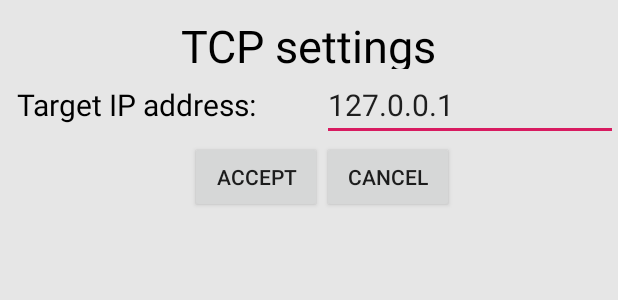
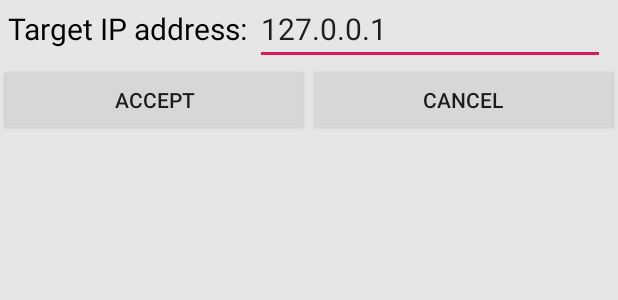
Before and after one commit to KVGrygoriev/AndroidTransportInvestigator, an Android app: the layout tcp_popup.xml on its own in the app's theme, with its tools: preview values and no code run, on a phone screen of 412 x 824 dp. Shown: the top 300 px of the screen. Run offline under Robolectric (Android 15) with nearby library versions, the phone set to English and light mode, and no system bars.

Commit message:
Refactored TCP settings activity

```diff
--- a/app/src/main/java/just/application/androidtransportinvestigator/MainActivity.java
+++ b/app/src/main/java/just/application/androidtransportinvestigator/MainActivity.java
@@ -46,7 +46,6 @@ public class MainActivity extends AppCompatActivity {
 
         registerListener();
     }
-
 
     @Override
     protected void onActivityResult(int requestCode, int resultCode, Intent data) {
--- a/app/src/main/java/just/application/androidtransportinvestigator/TcpPopupActivity.java
+++ b/app/src/main/java/just/application/androidtransportinvestigator/TcpPopupActivity.java
@@ -1,8 +1,8 @@
 package just.application.androidtransportinvestigator;
 
-import android.app.Activity;
 import android.content.Intent;
 import android.os.Bundle;
+import android.support.v7.app.AppCompatActivity;
 import android.util.DisplayMetrics;
 import android.view.View;
 import android.widget.Button;
@@ -10,7 +10,7 @@ import android.widget.EditText;
 
 import static just.application.androidtransportinvestigator.Defines.tcpIpKey;
 
-class TcpPopupActivity extends Activity {
+public class TcpPopupActivity extends AppCompatActivity {
 
     Button btnAccept, btnCancel;
     EditText ipEditor;
@@ -18,8 +18,8 @@ class TcpPopupActivity extends Activity {
     @Override
     protected void onCreate(Bundle savedInstanceState) {
         super.onCreate(savedInstanceState);
-
         setContentView(R.layout.tcp_popup);
+        setTitle("TCP settings");
 
         InitWindowSize();
 
@@ -38,7 +38,7 @@ class TcpPopupActivity extends Activity {
         int width = dm.widthPixels;
         int height = dm.heightPixels;
 
-        getWindow().setLayout((int)(width *.9), (int)(height *.3));
+        getWindow().setLayout((int)(width *.9), (int)(height *.22));
     }
 
     private void InitWidgets() {
--- a/app/src/main/res/layout/tcp_popup.xml
+++ b/app/src/main/res/layout/tcp_popup.xml
@@ -1,18 +1,28 @@
 <?xml version="1.0" encoding="utf-8"?>
 <RelativeLayout xmlns:android="http://schemas.android.com/apk/res/android"
+    xmlns:app="http://schemas.android.com/apk/res-auto"
     xmlns:tools="http://schemas.android.com/tools"
     android:layout_width="match_parent"
     android:layout_height="match_parent"
     android:background="@color/colorGray"
-    >
+    tools:context=".TcpPopupActivity">
+
+    <TextView
+        android:id="@+id/lblTargetIpAddress"
+        android:layout_width="wrap_content"
+        android:layout_height="wrap_content"
+        android:layout_marginLeft="5dp"
+        android:layout_marginTop="5dp"
+        android:text="Target IP address:"
+        android:textColor="@color/colorBlack"
+        android:textSize="20dp" />
 
     <EditText
         android:id="@+id/ipEditor"
-        android:layout_width="197dp"
+        android:layout_width="wrap_content"
         android:layout_height="wrap_content"
         android:layout_alignBaseline="@+id/lblTargetIpAddress"
-        android:layout_alignParentEnd="true"
-        android:layout_marginEnd="0dp"
+        android:layout_marginLeft="170dp"
         android:digits="0123456789."
         android:ems="10"
         android:inputType="textNoSuggestions|number"
@@ -20,35 +30,18 @@
         android:text="127.0.0.1"
         android:textSize="20dp" />
 
-    <TextView
-        android:id="@+id/lblTargetIpAddress"
-        android:layout_width="wrap_content"
+    <RadioGroup
+        android:id="@+id/rdBtnGrpManageTcp"
+        android:layout_width="match_parent"
         android:layout_height="wrap_content"
-        android:layout_alignParentStart="true"
-        android:layout_alignParentTop="true"
-        android:layout_marginStart="11dp"
-        android:layout_marginTop="56dp"
-        android:text="Target IP address:"
-        android:textColor="@color/colorBlack"
-        android:textSize="20dp" />
-
-    <TextView
-        android:id="@+id/lblTcpSetting"
-        android:layout_width="wrap_content"
-        android:layout_height="36dp"
-        android:layout_alignParentTop="true"
-        android:layout_centerHorizontal="true"
-        android:layout_marginTop="10dp"
-        android:textColor="@color/colorBlack"
-        android:textSize="30dp"
-        android:text="TCP settings" />
+        android:orientation="horizontal"
+        android:layout_below="@+id/lblTargetIpAddress"
+        android:layout_marginTop="10dp">
 
         <Button
             android:id="@+id/btnAcceptTcpSettings"
             android:layout_width="wrap_content"
             android:layout_height="wrap_content"
-        android:layout_below="@+id/ipEditor"
-        android:layout_toStartOf="@+id/ipEditor"
             android:layout_weight="1"
             android:text="Accept" />
 
@@ -56,9 +49,10 @@
             android:id="@+id/btnCancelTcpSettings"
             android:layout_width="wrap_content"
             android:layout_height="wrap_content"
-        android:layout_alignStart="@+id/ipEditor"
-        android:layout_below="@+id/ipEditor"
             android:layout_weight="1"
             android:text="Cancel" />
 
+    </RadioGroup>
+
+
 </RelativeLayout>
```
Lines whose indentation alone changed are shown as unchanged.
